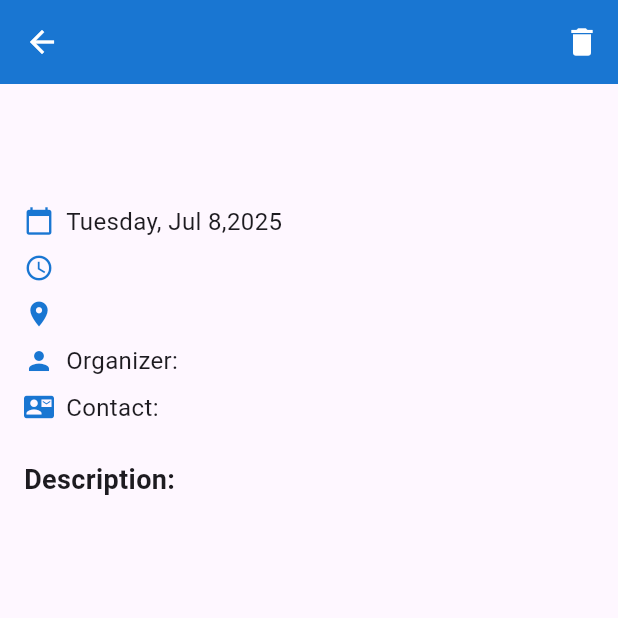
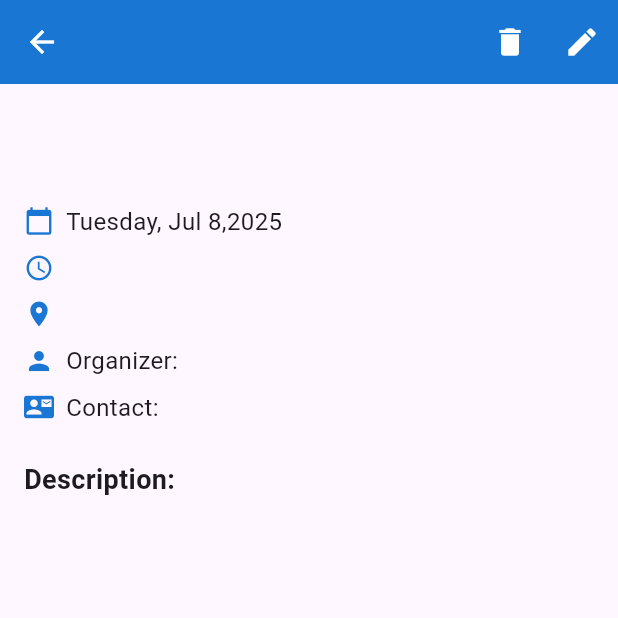
Before and after one commit to tejaswininayyarr/campuscore, a Flutter app: the EventDetailScreen screen opened directly with empty values, on a phone screen of 412 x 824 dp, the top half of it. Run offline on Flutter 3.47's test engine with Material 3 defaults, Android fonts, the phone set to English and light mode, and no system bars; our stand-ins replace cloud_firestore, firebase_auth, firebase_core, firebase_storage, flip_card, image_picker; accounts and stored records are empty.

Commit message:
event_edit_button

```diff
--- a/lib/event_detail_screen.dart
+++ b/lib/event_detail_screen.dart
@@ -63,13 +63,13 @@ class EventDetailScreen extends StatelessWidget {
             tooltip: 'Delete Event',
           ),
           // You could also add an edit button here if you want to reuse AddEventScreen for editing
-          // IconButton(
-          //   icon: const Icon(Icons.edit),
-          //   onPressed: () {
-          //     Navigator.pushNamed(context, '/add_event', arguments: event);
-          //   },
-          //   tooltip: 'Edit Event',
-          // ),
+           IconButton(
+             icon: const Icon(Icons.edit),
+             onPressed: () {
+               Navigator.pushNamed(context, '/add_event', arguments: event);
+             },
+             tooltip: 'Edit Event',
+           ),
         ],
       ),
       body: SingleChildScrollView(
@@ -84,10 +84,10 @@ class EventDetailScreen extends StatelessWidget {
                   event.imageUrl,
                   fit: BoxFit.cover,
                   width: double.infinity,
-                  height: 200,
+                  height: 400,
                   errorBuilder: (context, error, stackTrace) {
                     return Container(
-                      height: 200,
+                      height: 10,
                       color: Colors.grey.shade300,
                       child: const Center(
                         child: Icon(Icons.image_not_supported, size: 50, color: Colors.grey),
```
